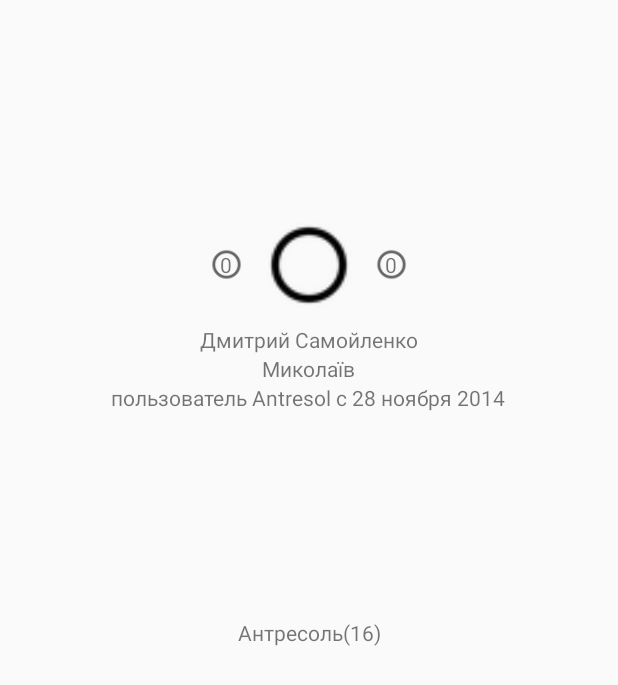
After one commit to fastwow/Antresol, an Android app: the layout fragment_user_profile.xml on its own in the app's theme, with its tools: preview values and no code run, on a phone screen of 412 x 824 dp. The commit adds this screen. Shown: the top 685 px of the screen. Run offline under Robolectric (Android 15) with nearby library versions, the phone set to English and light mode, and no system bars.

Commit message:
user profile screen

```diff
--- a/app/src/main/java/it/antresol/ui/ads/AdAdapter.java
+++ b/app/src/main/java/it/antresol/ui/ads/AdAdapter.java
@@ -54,7 +54,11 @@ public class AdAdapter extends RecyclerView.Adapter<AdAdapter.ViewHolder> {
 
         View itemView = LayoutInflater.from(parent.getContext())
                 .inflate(R.layout.layout_ad_list_item, parent, false);
+
         itemView.setOnClickListener(mItemOnClickListener);
+        itemView.findViewById(R.id.avatar_content).setOnClickListener(mItemOnClickListener);
+        itemView.findViewById(R.id.more).setOnClickListener(mItemOnClickListener);
+
         return new ViewHolder(itemView);
     }
 
--- /dev/null
+++ b/app/src/main/res/layout/fragment_user_profile.xml
@@ -0,0 +1,80 @@
+<?xml version="1.0" encoding="utf-8"?>
+<LinearLayout xmlns:android="http://schemas.android.com/apk/res/android"
+    android:layout_width="match_parent"
+    android:layout_height="match_parent"
+    android:orientation="vertical">
+
+
+    <LinearLayout
+        android:layout_width="match_parent"
+        android:layout_height="match_parent"
+        android:layout_weight="1"
+        android:gravity="center"
+        android:orientation="vertical">
+
+        <LinearLayout
+            android:layout_width="wrap_content"
+            android:layout_height="wrap_content"
+            android:gravity="center"
+            android:orientation="horizontal">
+
+            <TextView
+                android:layout_width="30dip"
+                android:layout_height="30dp"
+                android:background="@drawable/abc_btn_radio_material"
+                android:gravity="center"
+                android:text="0" />
+
+
+            <ImageView
+                android:layout_width="80dip"
+                android:layout_height="80dp"
+                android:src="@drawable/abc_btn_radio_material" />
+
+            <TextView
+                android:layout_width="30dip"
+                android:layout_height="30dp"
+                android:background="@drawable/abc_btn_radio_material"
+                android:gravity="center"
+                android:text="0" />
+        </LinearLayout>
+
+        <TextView
+            android:layout_width="wrap_content"
+            android:layout_height="wrap_content"
+            android:text="Дмитрий Самойленко" />
+
+        <TextView
+            android:layout_width="wrap_content"
+            android:layout_height="wrap_content"
+            android:text="Миколаїв" />
+
+        <TextView
+            android:layout_width="wrap_content"
+            android:layout_height="wrap_content"
+            android:text="пользователь Antresol с 28 ноября 2014" />
+
+
+    </LinearLayout>
+
+    <LinearLayout
+        android:layout_width="match_parent"
+        android:layout_height="match_parent"
+        android:layout_weight="1"
+        android:orientation="vertical">
+
+        <TextView
+            android:layout_width="match_parent"
+            android:layout_height="wrap_content"
+            android:gravity="center_horizontal"
+            android:text="Антресоль(16)" />
+
+        <android.support.v7.widget.RecyclerView
+            android:id="@+id/list"
+            android:layout_width="match_parent"
+            android:layout_height="wrap_content"
+            android:scrollbars="vertical" />
+    </LinearLayout>
+
+
+</LinearLayout>
```
Also changed, not shown: app/src/main/java/it/antresol/ui/ads/AdListFragment.java (+13 -2 lines), app/src/main/java/it/antresol/ui/users/UserProfileFragment.java (+21 -0 lines), app/src/main/res/layout/layout_ad_list_item.xml (+16 -15 lines).
